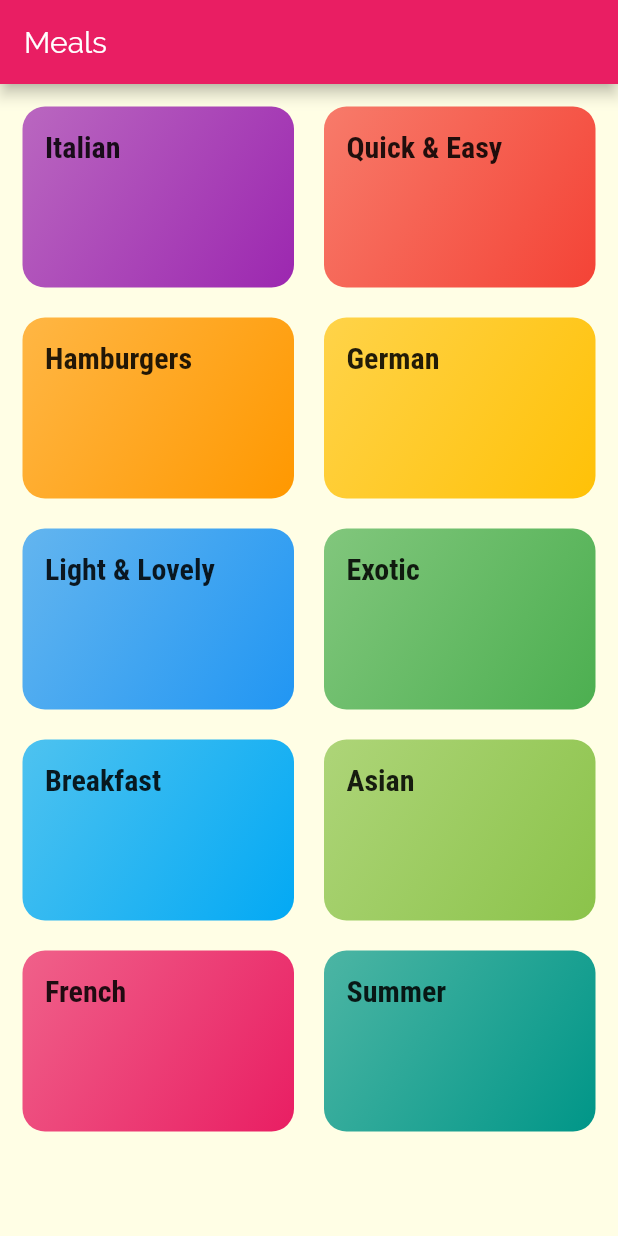
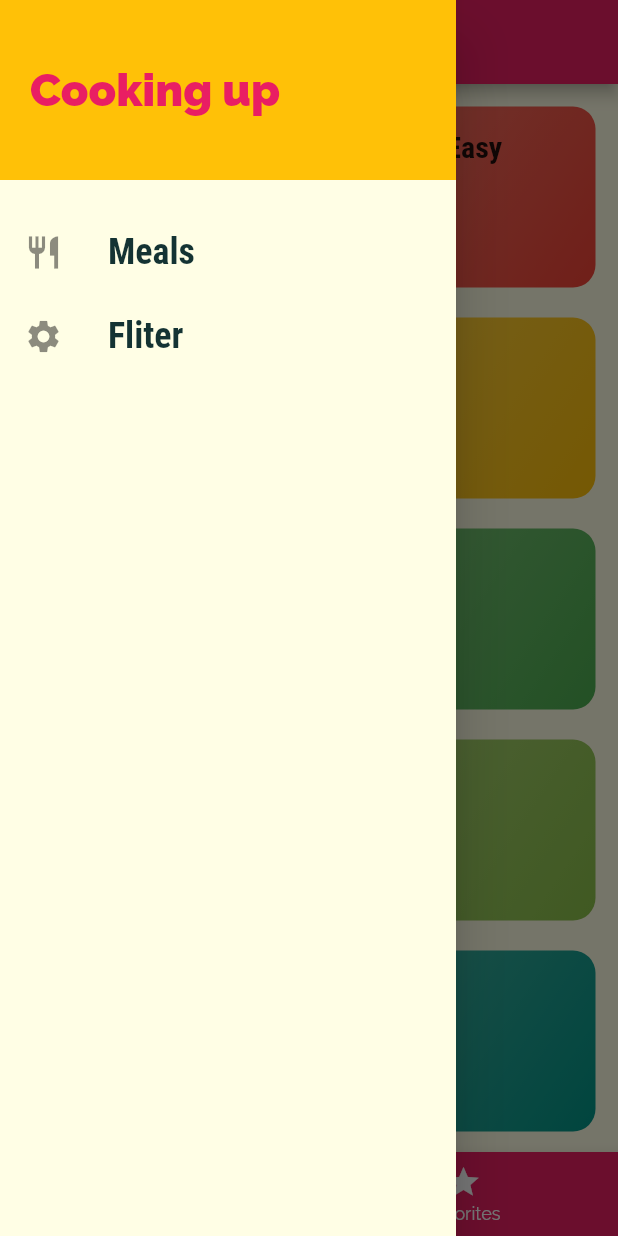
Before and after one commit to surajrocks1997/Meals-App, a Flutter app: the screen it shows after launch, with the side drawer open (before the commit the screen has no drawer), on a phone screen of 412 x 824 dp. Run offline on Flutter 3.47's test engine with Material 2 defaults, Android fonts, the phone set to English and light mode, and no system bars.

Commit message:
Hamburger icon drawer added

```diff
--- a/lib/main.dart
+++ b/lib/main.dart
@@ -1,5 +1,6 @@
 import 'package:flutter/material.dart';
 
+import './screens/tabs_screen.dart';
 import './screens/meal_detail_screen.dart';
 import './screens/category_meals_screen.dart';
 import './screens/categories_screen.dart';
@@ -33,7 +34,7 @@ class MyApp extends StatelessWidget {
       // home: CategoriesScreen(),
       initialRoute: '/',
       routes: {
-        '/': (ctx) => CategoriesScreen(),
+        '/': (ctx) => TabsScreen(),
         CategoryMealsScreen.routeName: (ctx) => CategoryMealsScreen(),
         MealDetailScreen.routeName: (ctx) => MealDetailScreen(),
       },
--- a/lib/screens/categories_screen.dart
+++ b/lib/screens/categories_screen.dart
@@ -6,11 +6,7 @@ import '../widgets/category_item.dart';
 class CategoriesScreen extends StatelessWidget {
   @override
   Widget build(BuildContext context) {
-    return Scaffold(
-      appBar: AppBar(
-        title: const Text('Meals'),
-      ),
-      body: GridView(
+    return GridView(
       padding: const EdgeInsets.all(15),
       children: DUMMY_CATEGORIES
           .map(
@@ -27,7 +23,6 @@ class CategoriesScreen extends StatelessWidget {
         crossAxisSpacing: 20,
         mainAxisSpacing: 20,
       ),
-      ),
     );
   }
 }
--- /dev/null
+++ b/lib/screens/favorites_screen.dart
@@ -0,0 +1,10 @@
+import 'package:flutter/material.dart';
+
+class FavoritesScreen extends StatelessWidget {
+  @override
+  Widget build(BuildContext context) {
+    return Center(
+      child: Text('Hello there'),
+    );
+  }
+}
--- /dev/null
+++ b/lib/screens/tabs_screen.dart
@@ -0,0 +1,62 @@
+import 'package:flutter/material.dart';
+
+import '../widgets/main_drawer.dart';
+import './favorites_screen.dart';
+import './categories_screen.dart';
+
+class TabsScreen extends StatefulWidget {
+  @override
+  _TabsScreenState createState() => _TabsScreenState();
+}
+
+class _TabsScreenState extends State<TabsScreen> {
+  final List<Map<String, Object>> _pages = [
+    {
+      'page': CategoriesScreen(),
+      'title': 'Categories',
+    },
+    {
+      'page': FavoritesScreen(),
+      'title': 'Favorites',
+    },
+  ];
+
+  int _selectedPageIndex = 0;
+
+  void _selectPage(int index) {
+    setState(() {
+      _selectedPageIndex = index;
+    });
+  }
+
+  @override
+  Widget build(BuildContext context) {
+    return Scaffold(
+      appBar: AppBar(
+        title: Text(_pages[_selectedPageIndex]['title']),
+      ),
+      drawer: MainDrawer(),
+      body: _pages[_selectedPageIndex]['page'],
+      bottomNavigationBar: BottomNavigationBar(
+        onTap: _selectPage,
+        backgroundColor: Theme.of(context).primaryColor,
+        unselectedItemColor: Colors.white,
+        selectedItemColor: Theme.of(context).accentColor,
+        currentIndex: _selectedPageIndex,
+        // type: BottomNavigationBarType.shifting,
+        items: [
+          BottomNavigationBarItem(
+            backgroundColor: Theme.of(context).primaryColor,
+            icon: Icon(Icons.category),
+            title: Text('Categories'),
+          ),
+          BottomNavigationBarItem(
+            backgroundColor: Theme.of(context).primaryColor,
+            icon: Icon(Icons.star),
+            title: Text('Favorites'),
+          ),
+        ],
+      ),
+    );
+  }
+}
--- /dev/null
+++ b/lib/widgets/main_drawer.dart
@@ -0,0 +1,57 @@
+import 'package:flutter/material.dart';
+
+class MainDrawer extends StatelessWidget {
+  Widget buildListTiles(String title, IconData icon) {
+    return ListTile(
+      leading: Icon(
+        icon,
+        size: 26,
+      ),
+      title: Text(
+        title,
+        style: TextStyle(
+          fontFamily: 'RobotoCondensed',
+          fontSize: 24,
+          fontWeight: FontWeight.bold,
+        ),
+      ),
+      onTap: () {},
+    );
+  }
+
+  @override
+  Widget build(BuildContext context) {
+    return Drawer(
+      child: Column(
+        children: <Widget>[
+          Container(
+            height: 120,
+            width: double.infinity,
+            padding: EdgeInsets.all(20),
+            alignment: Alignment.centerLeft,
+            color: Theme.of(context).accentColor,
+            child: Text(
+              'Cooking up',
+              style: TextStyle(
+                fontWeight: FontWeight.w900,
+                fontSize: 30,
+                color: Theme.of(context).primaryColor,
+              ),
+            ),
+          ),
+          SizedBox(
+            height: 20,
+          ),
+          buildListTiles(
+            'Meals',
+            Icons.restaurant,
+          ),
+          buildListTiles(
+            'Fliter',
+            Icons.settings,
+          ),
+        ],
+      ),
+    );
+  }
+}
```
Lines whose indentation alone changed are shown as unchanged.
